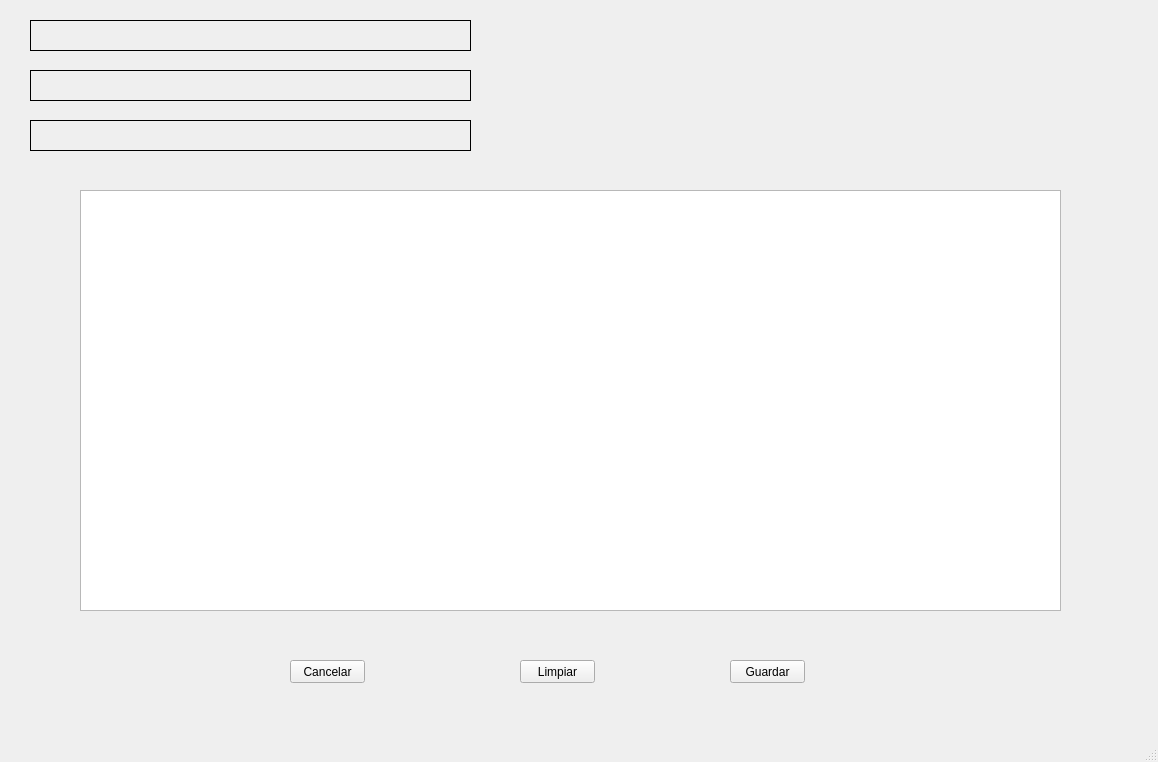
This is interfaces/analista_calidad/cuestionario.ui in Ersa77/teggium_evaluations as Qt 5 draws it before an edit. The edited form follows.
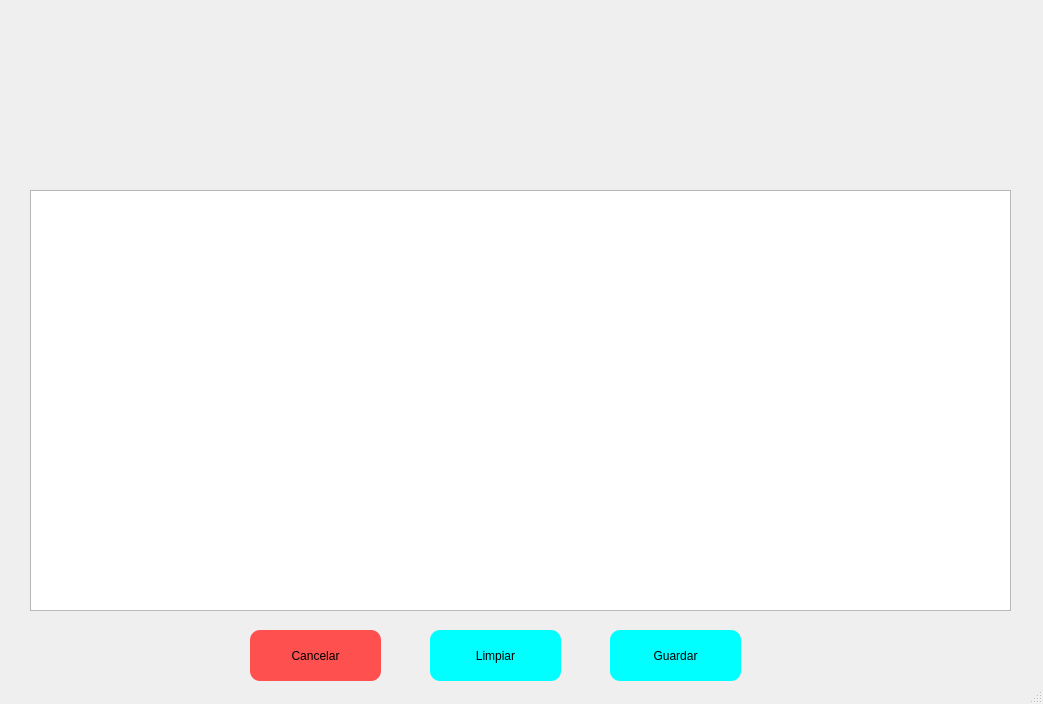
This is the edited form. Icons and pictures are not drawn.

Commit message: Agregue funcionalidad a botones del cuestionario y algunos txt con consultas

What changed in the file:
```diff
--- a/interfaces/analista_calidad/cuestionario.ui
+++ b/interfaces/analista_calidad/cuestionario.ui
@@ -6,37 +6,73 @@
    <rect>
     <x>0</x>
     <y>0</y>
-    <width>1158</width>
-    <height>762</height>
+    <width>1043</width>
+    <height>704</height>
    </rect>
   </property>
   <property name="windowTitle">
    <string>MainWindow</string>
   </property>
   <property name="styleSheet">
-   <string notr="true">#usuario_evaluado{
-  border-width: 1px;
-  border-style: solid;
-  border-color: black;
+   <string notr="true">QLineEdit{
+background-color: rgb(223, 223, 223);
+color: rgb(0, 0, 0);
+border-radius: 10px;
 }
 
-#proceso_evaluado{
-  border-width: 1px;
-  border-style: solid;
-  border-color: black;
+QComboBox{
+background-color: rgb(223, 223, 223);
+font: 10pt &quot;Arial&quot;;
+color: rgb(0, 0, 0);
+border-radius: 10px;
 }
 
-#tipo_evaluacion{
-  border-width: 1px;
-  border-style: solid;
-  border-color: black;
+QLineEdit:hover{
+background-color: rgb(180, 180, 180)
+}
+QComboBox:hover{
+background-color: rgb(180, 180, 180)
+}
+
+QPushButton {background-color: rgb(0, 255, 255);
+font: 14pt &quot;Arial&quot;;
+border-radius: 10px;
+border-width: 2px;
+hover: rgb(212, 255, 252)
+}
+
+QPushButton:hover {
+background-color: rgb(100, 255, 255);
+}
+
+QPushButton:pressed {
+background-color: rgb(27, 198, 186)
+}
+
+#cancel_evaluation {background-color: rgb(255, 80, 80);
+font: 14pt &quot;Arial&quot;;
+border-radius: 10px;
+border-width: 2px;
+hover: rgb(212, 255, 252)
+}
+
+#cancel_evaluation:hover {
+background-color: rgb(255, 136, 136);
+}
+
+#cancel_evaluation:pressed {
+background-color: rgb(186, 3, 3)
+}
+
+QLabel{
+font: 10pt &quot;Arial&quot;;
 }</string>
   </property>
   <widget class="QWidget" name="centralwidget">
    <widget class="QLabel" name="logo">
     <property name="geometry">
      <rect>
-      <x>810</x>
+      <x>760</x>
       <y>10</y>
       <width>251</width>
       <height>71</height>
@@ -53,7 +89,7 @@
     <property name="geometry">
      <rect>
       <x>30</x>
-      <y>20</y>
+      <y>30</y>
       <width>441</width>
       <height>31</height>
      </rect>
@@ -72,7 +108,7 @@
     <property name="geometry">
      <rect>
       <x>30</x>
-      <y>70</y>
+      <y>80</y>
       <width>441</width>
       <height>31</height>
      </rect>
@@ -85,7 +121,7 @@
     <property name="geometry">
      <rect>
       <x>30</x>
-      <y>120</y>
+      <y>130</y>
       <width>441</width>
       <height>31</height>
      </rect>
@@ -97,7 +133,7 @@
    <widget class="QTableWidget" name="space_preguntas">
     <property name="geometry">
      <rect>
-      <x>80</x>
+      <x>30</x>
       <y>190</y>
       <width>981</width>
       <height>421</height>
@@ -110,10 +146,10 @@
    <widget class="QPushButton" name="cancel_evaluation">
     <property name="geometry">
      <rect>
-      <x>290</x>
-      <y>660</y>
-      <width>75</width>
-      <height>23</height>
+      <x>250</x>
+      <y>630</y>
+      <width>131</width>
+      <height>51</height>
      </rect>
     </property>
     <property name="text">
@@ -123,10 +159,10 @@
    <widget class="QPushButton" name="clear_evaluation">
     <property name="geometry">
      <rect>
-      <x>520</x>
-      <y>660</y>
-      <width>75</width>
-      <height>23</height>
+      <x>430</x>
+      <y>630</y>
+      <width>131</width>
+      <height>51</height>
      </rect>
     </property>
     <property name="text">
@@ -136,10 +172,10 @@
    <widget class="QPushButton" name="save_evaluation">
     <property name="geometry">
      <rect>
-      <x>730</x>
-      <y>660</y>
-      <width>75</width>
-      <height>23</height>
+      <x>610</x>
+      <y>630</y>
+      <width>131</width>
+      <height>51</height>
      </rect>
     </property>
     <property name="text">
```
The commit also changes 4 other files.
